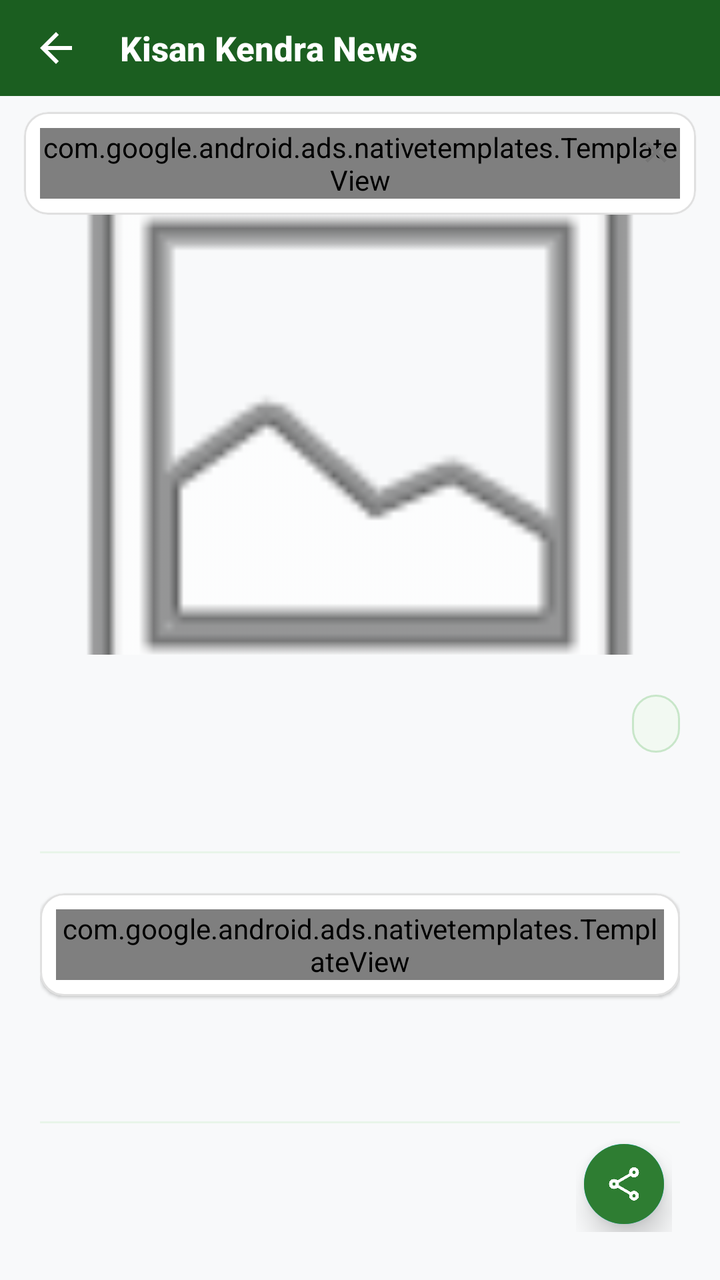
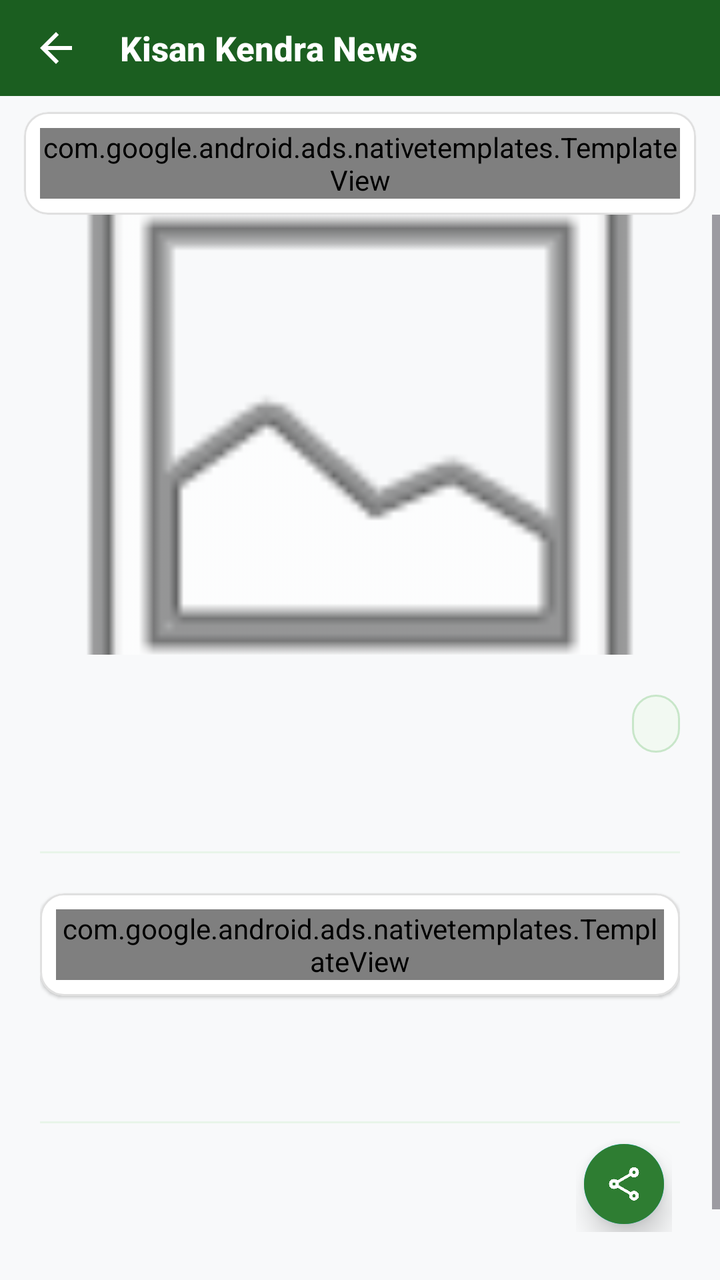

Before-and-after screenshots of an Android layout around one commit, followed by the original layout XML and the change that was made.
<!-- AndroidManifest.xml: activity theme Theme_KisanKendra_NoActionBar -->
<!-- res/layout/activity_news_detail.xml -->
<?xml version="1.0" encoding="utf-8"?>
<androidx.coordinatorlayout.widget.CoordinatorLayout xmlns:android="http://schemas.android.com/apk/res/android"
    xmlns:app="http://schemas.android.com/apk/res-auto"
    xmlns:tools="http://schemas.android.com/tools"
    android:layout_width="match_parent"
    android:layout_height="match_parent"
    android:background="@color/bg_farmer_surface"
    tools:context=".NewsDetailActivity">

    <LinearLayout
        android:layout_width="match_parent"
        android:layout_height="match_parent"
        android:orientation="vertical">

    
    <com.google.android.material.appbar.MaterialToolbar
        android:id="@+id/toolbarDetail"
        android:layout_width="match_parent"
        android:layout_height="48dp"
        android:background="#1B5E20"
        app:navigationIcon="@drawable/ic_arrow_back"
        app:navigationIconTint="@android:color/white"
        app:title="Kisan Kendra News"
        app:titleTextAppearance="@style/ToolbarSecondaryTitleStyle"
        app:titleTextColor="@android:color/white" />

    
    <com.google.android.material.card.MaterialCardView
        android:id="@+id/cardTopArticleAd"
        android:layout_width="match_parent"
        android:layout_height="wrap_content"
        android:layout_marginHorizontal="12dp"
        android:layout_marginTop="8dp"
        app:cardBackgroundColor="@color/white"
        app:cardCornerRadius="12dp"
        app:cardElevation="1dp"
        app:strokeColor="#E0E0E0"
        app:strokeWidth="1dp">

        <FrameLayout
            android:layout_width="match_parent"
            android:layout_height="wrap_content">

            <LinearLayout
                android:layout_width="match_parent"
                android:layout_height="wrap_content"
                android:gravity="center"
                android:orientation="vertical"
                android:padding="8dp">

                <com.google.android.ads.nativetemplates.TemplateView
                    android:id="@+id/adTopArticleTemplate"
                    android:layout_width="match_parent"
                    android:layout_height="wrap_content"
                    app:gnt_template_type="@layout/gnt_medium_template_view" />
            </LinearLayout>

            
            <ImageButton
                android:id="@+id/btnCloseTopAd"
                android:layout_width="28dp"
                android:layout_height="28dp"
                android:layout_gravity="top|end"
                android:layout_marginTop="6dp"
                android:layout_marginEnd="6dp"
                android:background="?attr/selectableItemBackgroundBorderless"
                android:contentDescription="Close Ad"
                android:padding="5dp"
                android:scaleType="fitCenter"
                android:src="@drawable/ic_close"
                app:tint="#757575" />
        </FrameLayout>
    </com.google.android.material.card.MaterialCardView>

    <ScrollView
        android:layout_width="match_parent"
        android:layout_height="0dp"
        android:layout_weight="1"
        android:fillViewport="true">

        <LinearLayout
            android:layout_width="match_parent"
            android:layout_height="wrap_content"
            android:orientation="vertical">

            
            <FrameLayout
                android:layout_width="match_parent"
                android:layout_height="220dp">

                <ImageView
                    android:id="@+id/ivDetailImage"
                    android:layout_width="match_parent"
                    android:layout_height="match_parent"
                    android:contentDescription="Featured Image"
                    android:scaleType="centerCrop"
                    android:src="@android:drawable/ic_menu_gallery" />


            </FrameLayout>

            
            <LinearLayout
                android:layout_width="match_parent"
                android:layout_height="wrap_content"
                android:orientation="vertical"
                android:padding="20dp">

                
                <LinearLayout
                    android:layout_width="match_parent"
                    android:layout_height="wrap_content"
                    android:layout_marginBottom="8dp"
                    android:gravity="center_vertical"
                    android:orientation="horizontal">

                    <TextView
                        android:id="@+id/tvDetailDate"
                        android:layout_width="0dp"
                        android:layout_height="wrap_content"
                        android:layout_weight="1"
                        android:textColor="?android:attr/textColorSecondary"
                        android:textSize="14sp" />

                    <TextView
                        android:id="@+id/tvDetailCategory"
                        android:layout_width="wrap_content"
                        android:layout_height="wrap_content"
                        android:background="@drawable/bg_badge_green"
                        android:paddingHorizontal="12dp"
                        android:paddingVertical="5dp"
                        android:textColor="@color/farmer_green_dark"
                        android:textSize="14sp"
                        android:textStyle="bold" />
                </LinearLayout>

                
                <TextView
                    android:id="@+id/tvDetailTitle"
                    android:layout_width="match_parent"
                    android:layout_height="wrap_content"
                    android:textColor="@color/farmer_green_title"
                    android:textSize="22sp"
                    android:textStyle="bold" />

                <View
                    android:layout_width="match_parent"
                    android:layout_height="1dp"
                    android:layout_marginTop="12dp"
                    android:layout_marginBottom="12dp"
                    android:background="@color/green_light" />

                
                <com.google.android.material.card.MaterialCardView
                    android:layout_width="match_parent"
                    android:layout_height="wrap_content"
                    android:layout_marginVertical="8dp"
                    app:cardBackgroundColor="@color/white"
                    app:cardCornerRadius="12dp"
                    app:cardElevation="1dp"
                    app:strokeColor="#E0E0E0"
                    app:strokeWidth="1dp">

                    <LinearLayout
                        android:layout_width="match_parent"
                        android:layout_height="wrap_content"
                        android:gravity="center"
                        android:orientation="vertical"
                        android:padding="8dp">

                        <com.google.android.ads.nativetemplates.TemplateView
                            android:id="@+id/adInArticleTemplate"
                            android:layout_width="match_parent"
                            android:layout_height="wrap_content"
                            app:gnt_template_type="@layout/gnt_medium_template_view" />
                    </LinearLayout>
                </com.google.android.material.card.MaterialCardView>

                
                <TextView
                    android:id="@+id/tvDetailDescriptionPart1"
                    android:layout_width="match_parent"
                    android:layout_height="wrap_content"
                    android:layout_marginTop="8dp"
                    android:lineSpacingExtra="8dp"
                    android:textColor="?android:attr/textColorPrimary"
                    android:textSize="17sp" />

                
                <com.google.android.material.card.MaterialCardView
                    android:id="@+id/cardMidArticleAd"
                    android:layout_width="match_parent"
                    android:layout_height="wrap_content"
                    android:layout_marginVertical="12dp"
                    app:cardBackgroundColor="@color/white"
                    app:cardCornerRadius="12dp"
                    app:cardElevation="1dp"
                    app:strokeColor="#E0E0E0"
                    app:strokeWidth="1dp"
                    android:visibility="gone">

                    <LinearLayout
                        android:layout_width="match_parent"
                        android:layout_height="wrap_content"
                        android:gravity="center"
                        android:orientation="vertical"
                        android:padding="8dp">

                        <com.google.android.ads.nativetemplates.TemplateView
                            android:id="@+id/adMidArticleTemplate"
                            android:layout_width="match_parent"
                            android:layout_height="wrap_content"
                            app:gnt_template_type="@layout/gnt_medium_template_view" />
                    </LinearLayout>
                </com.google.android.material.card.MaterialCardView>

                
                <TextView
                    android:id="@+id/tvDetailDescriptionPart2"
                    android:layout_width="match_parent"
                    android:layout_height="wrap_content"
                    android:layout_marginTop="4dp"
                    android:lineSpacingExtra="8dp"
                    android:textColor="?android:attr/textColorPrimary"
                    android:textSize="17sp"
                    android:visibility="gone" />

                
                <View
                    android:layout_width="match_parent"
                    android:layout_height="1dp"
                    android:layout_marginTop="24dp"
                    android:layout_marginBottom="16dp"
                    android:background="@color/green_light" />

                
                <LinearLayout
                    android:id="@+id/layoutRelatedNewsSection"
                    android:layout_width="match_parent"
                    android:layout_height="wrap_content"
                    android:orientation="vertical"
                    android:visibility="gone">

                    <TextView
                        android:id="@+id/tvRelatedNewsHeader"
                        android:layout_width="wrap_content"
                        android:layout_height="wrap_content"
                        android:layout_marginBottom="8dp"
                        android:text="Related News"
                        android:textColor="@color/farmer_green_dark"
                        android:textSize="18sp"
                        android:textStyle="bold" />

                    <androidx.recyclerview.widget.RecyclerView
                        android:id="@+id/rvRelatedNews"
                        android:layout_width="match_parent"
                        android:layout_height="wrap_content"
                        android:nestedScrollingEnabled="false" />

                    <View
                        android:layout_width="match_parent"
                        android:layout_height="1dp"
                        android:layout_marginTop="16dp"
                        android:layout_marginBottom="16dp"
                        android:background="@color/green_light" />

                    
                    <com.google.android.material.card.MaterialCardView
                        android:layout_width="match_parent"
                        android:layout_height="wrap_content"
                        android:layout_marginVertical="12dp"
                        app:cardBackgroundColor="@color/white"
                        app:cardCornerRadius="12dp"
                        app:cardElevation="1dp"
                        app:strokeColor="#E0E0E0"
                        app:strokeWidth="1dp">

                        <LinearLayout
                            android:layout_width="match_parent"
                            android:layout_height="wrap_content"
                            android:gravity="center"
                            android:orientation="vertical"
                            android:padding="8dp">

                            <com.google.android.ads.nativetemplates.TemplateView
                                android:id="@+id/adBottomArticleTemplate"
                                android:layout_width="match_parent"
                                android:layout_height="wrap_content"
                                app:gnt_template_type="@layout/gnt_medium_template_view" />
                        </LinearLayout>
                    </com.google.android.material.card.MaterialCardView>
                </LinearLayout>

                
                <LinearLayout
                    android:id="@+id/layoutLatestNewsSection"
                    android:layout_width="match_parent"
                    android:layout_height="wrap_content"
                    android:orientation="vertical"
                    android:visibility="gone">

                    <TextView
                        android:id="@+id/tvLatestNewsHeader"
                        android:layout_width="wrap_content"
                        android:layout_height="wrap_content"
                        android:layout_marginBottom="8dp"
                        android:text="Latest News"
                        android:textColor="@color/farmer_green_dark"
                        android:textSize="18sp"
                        android:textStyle="bold" />

                    <androidx.recyclerview.widget.RecyclerView
                        android:id="@+id/rvLatestNews"
                        android:layout_width="match_parent"
                        android:layout_height="wrap_content"
                        android:nestedScrollingEnabled="false" />
                </LinearLayout>

            </LinearLayout>
        </LinearLayout>
    </ScrollView>

    </LinearLayout>

    <FrameLayout
        android:id="@+id/btnShareNewsDetail"
        android:layout_width="48dp"
        android:layout_height="48dp"
        android:layout_gravity="bottom|end"
        android:layout_marginEnd="24dp"
        android:layout_marginBottom="24dp"
        android:background="?attr/selectableItemBackgroundBorderless"
        android:clickable="true"
        android:focusable="true"
        android:contentDescription="Share News Article">

        <View
            android:id="@+id/viewPulseRingNewsDetail"
            android:layout_width="40dp"
            android:layout_height="40dp"
            android:layout_gravity="center"
            android:background="@drawable/bg_pulse_ring" />

        <LinearLayout
            android:layout_width="40dp"
            android:layout_height="40dp"
            android:layout_gravity="center"
            android:background="@drawable/bg_compact_circle"
            android:gravity="center"
            android:elevation="8dp">

            <ImageView
                android:layout_width="20dp"
                android:layout_height="20dp"
                android:src="@drawable/ic_compact_share"
                android:contentDescription="Share Icon" />
        </LinearLayout>
    </FrameLayout>

</androidx.coordinatorlayout.widget.CoordinatorLayout>
<!-- res/layout/gnt_medium_template_view.xml (included above) -->
<?xml version="1.0" encoding="utf-8"?>
<merge xmlns:tools="http://schemas.android.com/tools"
    xmlns:app="http://schemas.android.com/apk/res-auto"
    xmlns:android="http://schemas.android.com/apk/res/android">
  <com.google.android.gms.ads.nativead.NativeAdView
      android:layout_height="350dp"
      android:layout_width="match_parent"
      android:id="@+id/native_ad_view"
      android:background="@drawable/gnt_outline_shape"
      >
    <androidx.constraintlayout.widget.ConstraintLayout
        android:layout_width="match_parent"
        android:layout_height="match_parent"
        app:layout_constraintEnd_toEndOf="parent"
        app:layout_constraintStart_toStartOf="parent"
        app:layout_constraintTop_toTopOf="parent"
        app:layout_constraintBottom_toBottomOf="parent"
        android:layout_centerInParent="true"
        android:padding="5dp"
        android:id="@+id/background"
        >

      <com.google.android.gms.ads.nativead.MediaView
          android:id="@+id/media_view"
          android:layout_margin="@dimen/gnt_no_size"
          android:layout_width="match_parent"
          android:layout_height="200dp"
          android:layout_marginTop="@dimen/gnt_no_margin"
          app:layout_constraintEnd_toEndOf="parent"
          app:layout_constraintStart_toStartOf="parent"
          app:layout_constraintTop_toTopOf="parent"
          app:layout_constraintBottom_toTopOf="@id/middle"
          />

      <androidx.constraintlayout.widget.ConstraintLayout
          android:layout_height="60dp"
          android:layout_marginTop="@dimen/gnt_small_margin"
          android:layout_width="match_parent"
          app:layout_constraintEnd_toEndOf="parent"
          app:layout_constraintStart_toStartOf="parent"
          app:layout_constraintTop_toBottomOf="@id/media_view"
          app:layout_constraintBottom_toTopOf="@+id/body"
          android:id="@+id/middle"
          >
        <androidx.constraintlayout.widget.ConstraintLayout

            android:layout_width="@dimen/gnt_no_size"
            android:layout_height="@dimen/gnt_no_size"
            app:layout_constraintEnd_toEndOf="parent"
            app:layout_constraintStart_toStartOf="parent"
            app:layout_constraintTop_toTopOf="parent"
            app:layout_constraintBottom_toBottomOf="parent"
            android:orientation="horizontal"
            >
          <ImageView
              android:id="@+id/icon"
              android:layout_width="0dp"
              android:layout_weight="0"
              android:layout_height="match_parent"
              android:layout_marginTop="@dimen/gnt_no_margin"
              android:layout_marginStart="@dimen/gnt_default_margin"
              android:layout_marginBottom="@dimen/gnt_no_margin"
              android:layout_marginEnd="@dimen/gnt_no_margin"
              app:layout_constraintDimensionRatio="H,1:1"
              android:scaleType="fitCenter"
              app:layout_constraintStart_toStartOf="parent"
              app:layout_constraintTop_toTopOf="parent"
              app:layout_constraintBottom_toBottomOf="parent"
              app:layout_constraintEnd_toStartOf="@id/content"
              />
          <androidx.constraintlayout.widget.ConstraintLayout
              android:layout_width="@dimen/gnt_no_size"
              android:layout_height="@dimen/gnt_no_size"
              android:orientation="vertical"
              android:id="@+id/content"
              android:layout_marginStart="@dimen/gnt_default_margin"
              android:layout_marginLeft="@dimen/gnt_default_margin"
              app:layout_constraintBottom_toBottomOf="parent"
              app:layout_constraintStart_toEndOf="@id/icon"
              app:layout_constraintEnd_toEndOf="parent"
              app:layout_constraintTop_toTopOf="parent"
              >
            <LinearLayout
                android:id="@+id/headline"
                android:orientation="horizontal"
                android:layout_width="match_parent"
                android:layout_height="@dimen/gnt_no_size"
                android:layout_weight="0.5"
                android:gravity="left"
                android:background="@android:color/transparent"
                app:layout_constraintBottom_toTopOf="@+id/row_two"
                app:layout_constraintEnd_toEndOf="parent"
                app:layout_constraintStart_toStartOf="parent"
                app:layout_constraintTop_toTopOf="parent"
                >

              <TextView
                  android:id="@+id/primary"
                  android:background="@color/gnt_white"
                  android:textStyle="bold"
                  android:textSize="@dimen/gnt_text_size_large"
                  android:textColor="@color/gnt_gray"
                  android:lines="1"
                  android:layout_height="match_parent"
                  android:layout_width="wrap_content"
                  android:layout_marginTop="@dimen/gnt_no_margin"
                  android:layout_marginBottom="@dimen/gnt_no_margin"
                  android:layout_marginStart="@dimen/gnt_no_margin"
                  android:layout_marginEnd="@dimen/gnt_no_margin"
                  app:layout_constraintBottom_toBottomOf="parent"
                  app:layout_constraintEnd_toEndOf="parent"
                  app:layout_constraintStart_toEndOf="parent"
                  app:layout_constraintTop_toTopOf="parent"
                  ></TextView>
            </LinearLayout>
            <LinearLayout
                android:id="@+id/row_two"
                android:orientation="horizontal"
                android:layout_width="match_parent"
                android:layout_height="@dimen/gnt_no_size"
                android:layout_weight="0.5"
                app:layout_constraintBottom_toBottomOf="parent"
                app:layout_constraintEnd_toEndOf="parent"
                app:layout_constraintStart_toStartOf="parent"
                app:layout_constraintTop_toBottomOf="@id/headline"
                >
              <TextView
                  android:background="@drawable/gnt_rounded_corners_shape"
                  android:layout_width="@dimen/gnt_ad_indicator_width"
                  android:gravity="center"
                  android:id="@+id/ad_notification_view"
                  android:layout_height="@dimen/gnt_ad_indicator_height"
                  android:layout_marginTop="@dimen/gnt_ad_indicator_top_margin"
                  android:layout_marginStart="@dimen/gnt_no_margin"
                  android:layout_marginEnd="@dimen/gnt_default_margin"
                  android:text="Ad"
                  android:textColor="@color/gnt_ad_green"
                  android:textStyle="bold"
                  android:textSize="@dimen/gnt_ad_indicator_text_size"
                  app:layout_constraintBottom_toBottomOf="parent"
                  app:layout_constraintStart_toStartOf="parent"
                  app:layout_constraintTop_toTopOf="parent"
                  >
              </TextView>
              <RatingBar
                  android:id="@+id/rating_bar"
                  android:background="@android:color/transparent"
                  android:layout_width="wrap_content"
                  android:layout_height="wrap_content"
                  android:textSize="@dimen/gnt_text_size_small"
                  android:textColor="@color/gnt_gray"
                  android:numStars="5"
                  android:stepSize="0.1"
                  android:lines="1"
                  android:layout_marginTop="@dimen/gnt_no_margin"
                  android:layout_marginBottom="@dimen/gnt_no_margin"
                  android:layout_marginStart="@dimen/gnt_no_margin"
                  android:layout_marginEnd="@dimen/gnt_no_margin"
                  app:layout_constraintBottom_toBottomOf="parent"
                  app:layout_constraintEnd_toEndOf="parent"
                  app:layout_constraintStart_toEndOf="@id/ad_notification_view"
                  app:layout_constraintTop_toTopOf="parent"
                  style="?android:attr/ratingBarStyleSmall">

              </RatingBar>
              <TextView
                  android:id="@+id/secondary"
                  android:background="@color/gnt_white"
                  android:layout_width="wrap_content"
                  android:layout_height="match_parent"
                  android:gravity="top"
                  android:textSize="@dimen/gnt_text_size_small"
                  android:textColor="@color/gnt_gray"
                  android:lines="1"
                  android:layout_marginTop="@dimen/gnt_no_margin"
                  android:layout_marginBottom="@dimen/gnt_no_margin"
                  android:layout_marginStart="@dimen/gnt_no_margin"
                  android:layout_marginEnd="@dimen/gnt_no_margin"
                  app:layout_constraintBottom_toBottomOf="parent"
                  app:layout_constraintEnd_toEndOf="parent"
                  app:layout_constraintStart_toEndOf="@id/ad_notification_view"
                  app:layout_constraintTop_toTopOf="parent"
                  ></TextView>

            </LinearLayout>


          </androidx.constraintlayout.widget.ConstraintLayout>


        </androidx.constraintlayout.widget.ConstraintLayout>
      </androidx.constraintlayout.widget.ConstraintLayout>
      <TextView
          android:layout_width="match_parent"
          android:layout_margin="@dimen/gnt_no_size"
          android:layout_height="wrap_content"
          android:paddingBottom="@dimen/gnt_default_margin"
          android:paddingLeft="@dimen/gnt_default_margin"
          android:id="@+id/body"
          app:layout_constraintBottom_toTopOf="@+id/cta"
          app:layout_constraintEnd_toEndOf="parent"
          app:layout_constraintStart_toStartOf="parent"
          app:layout_constraintTop_toBottomOf="@id/middle"
          android:paddingStart="@dimen/gnt_default_margin"
          android:layout_marginBottom="@dimen/gnt_small_margin"
          />
      <androidx.appcompat.widget.AppCompatButton
          android:id="@+id/cta"
          android:layout_width="match_parent"
          android:layout_height="0dp"
          android:background="@color/gnt_blue"
          android:textColor="@color/gnt_white"
          android:layout_marginLeft="5dp"
          android:layout_marginRight="5dp"
          android:lines="1"
          android:gravity="center"
          app:layout_constraintBottom_toBottomOf="parent"
          app:layout_constraintEnd_toEndOf="parent"
          app:layout_constraintStart_toStartOf="parent"
          app:layout_constraintTop_toBottomOf="@id/body"
          app:layout_constraintHeight_min="35dp"
          />

    </androidx.constraintlayout.widget.ConstraintLayout>
  </com.google.android.gms.ads.nativead.NativeAdView>
</merge>
<!-- resources referenced by this layout -->
<resources>
  <color name="bg_farmer_surface">#F8F9FA</color>
  <color name="farmer_green_dark">#1B5E20</color>
  <color name="farmer_green_title">#1B5E20</color>
  <color name="gnt_ad_green">#3A6728</color>
  <color name="gnt_blue">#4285f4</color>
  <color name="gnt_gray">#808080</color>
  <color name="gnt_white">#FFFFFF</color>
  <color name="green_light">#E8F5E9</color>
  <color name="white">#FFFFFF</color>
  <dimen name="gnt_ad_indicator_height">20dp</dimen>
  <dimen name="gnt_ad_indicator_text_size">10sp</dimen>
  <dimen name="gnt_ad_indicator_top_margin">0dp</dimen>
  <dimen name="gnt_ad_indicator_width">25dp</dimen>
  <dimen name="gnt_default_margin">10dp</dimen>
  <dimen name="gnt_no_margin">0dp</dimen>
  <dimen name="gnt_no_size">0dp</dimen>
  <dimen name="gnt_small_margin">5dp</dimen>
  <dimen name="gnt_text_size_large">15sp</dimen>
  <dimen name="gnt_text_size_small">12sp</dimen>
  <!-- drawable bg_badge_green (drawable) -->
  <?xml version="1.0" encoding="utf-8"?>
  <shape xmlns:android="http://schemas.android.com/apk/res/android"
      android:shape="rectangle">
      <solid android:color="#F2F9F2" />
      <corners android:radius="16dp" />
      <stroke android:width="1dp" android:color="#C8E6C9" />
  </shape>
  <!-- drawable bg_compact_circle (drawable) -->
  <?xml version="1.0" encoding="utf-8"?>
  <shape xmlns:android="http://schemas.android.com/apk/res/android"
      android:shape="oval">
      <solid android:color="@color/farmer_green_primary" />
  </shape>
  <!-- drawable bg_pulse_ring (drawable) -->
  <?xml version="1.0" encoding="utf-8"?>
  <shape xmlns:android="http://schemas.android.com/apk/res/android"
      android:shape="oval">
      <solid android:color="#2500FF66" />
      <stroke
          android:width="2dp"
          android:color="#00E5FF" />
  </shape>
  <!-- drawable gnt_outline_shape (drawable) -->
  <?xml version="1.0" encoding="utf-8"?>
  <shape xmlns:android="http://schemas.android.com/apk/res/android" android:shape="rectangle" >
    <solid android:color="@color/gnt_white" />
    <stroke android:width="2dp" android:color="@color/gnt_outline"/>
  </shape>
  <!-- drawable ic_close (drawable) -->
  <vector xmlns:android="http://schemas.android.com/apk/res/android"
      android:width="24dp"
      android:height="24dp"
      android:viewportWidth="24"
      android:viewportHeight="24">
    <path
        android:fillColor="#FF000000"
        android:pathData="M19,6.41L17.59,5 12,10.59 6.41,5 5,6.41 10.59,12 5,17.59 6.41,19 12,13.41 17.59,19 19,17.59 13.41,12z"/>
  </vector>
  <style name="ToolbarSecondaryTitleStyle">
          <item name="android:textSize">17sp</item>
          <item name="android:textStyle">bold</item>
          <item name="android:fontFamily">sans-serif-medium</item>
      </style>
  <color name="farmer_green_primary">#2E7D32</color>
  <color name="gnt_outline">#E0E0E0</color>
  <!-- drawable bg_compact_popup (drawable) -->
  <?xml version="1.0" encoding="utf-8"?>
  <shape xmlns:android="http://schemas.android.com/apk/res/android"
      android:shape="rectangle">
      <solid android:color="#0F172A" />
      <corners android:radius="20dp" />
      <stroke
          android:width="1.5dp"
          android:color="#334155" />
  </shape>
  <style name="CompactPopupMenuTextAppearance" parent="TextAppearance.AppCompat.Widget.PopupMenu.Large">
          <item name="android:textColor">#FFFFFF</item>
          <item name="android:textSize">14sp</item>
      </style>
  <style name="CompactAutoCompleteTextView" parent="Widget.Material3.AutoCompleteTextView.OutlinedBox">
          <item name="android:popupBackground">@drawable/bg_compact_popup</item>
          <item name="android:textColor">#FFFFFF</item>
      </style>
  <style name="CompactDropDownListView" parent="Widget.AppCompat.ListView.DropDown">
          <item name="android:background">#242428</item>
          <item name="android:divider">#323236</item>
          <item name="android:dividerHeight">0.8dp</item>
          <item name="android:overScrollMode">never</item>
          <item name="android:scrollbars">vertical</item>
      </style>
  <!-- unchanged entries left out for length: 5 -->
</resources>

<!-- the commit's change to res/layout/activity_news_detail.xml (unified diff, before → after) -->
@@ -37,51 +37,34 @@
         app:strokeColor="#E0E0E0"
         app:strokeWidth="1dp">
 
-        <FrameLayout
+        <LinearLayout
             android:layout_width="match_parent"
-            android:layout_height="wrap_content">
-
-            <LinearLayout
+            android:layout_height="wrap_content"
+            android:gravity="center"
+            android:orientation="vertical"
+            android:padding="8dp">
+
+            <com.google.android.ads.nativetemplates.TemplateView
+                android:id="@+id/adTopArticleTemplate"
                 android:layout_width="match_parent"
                 android:layout_height="wrap_content"
-                android:gravity="center"
-                android:orientation="vertical"
-                android:padding="8dp">
-
-                <com.google.android.ads.nativetemplates.TemplateView
-                    android:id="@+id/adTopArticleTemplate"
-                    android:layout_width="match_parent"
-                    android:layout_height="wrap_content"
-                    app:gnt_template_type="@layout/gnt_medium_template_view" />
-            </LinearLayout>
-
-            
-            <ImageButton
-                android:id="@+id/btnCloseTopAd"
-                android:layout_width="28dp"
-                android:layout_height="28dp"
-                android:layout_gravity="top|end"
-                android:layout_marginTop="6dp"
-                android:layout_marginEnd="6dp"
-                android:background="?attr/selectableItemBackgroundBorderless"
-                android:contentDescription="Close Ad"
-                android:padding="5dp"
-                android:scaleType="fitCenter"
-                android:src="@drawable/ic_close"
-                app:tint="#757575" />
-        </FrameLayout>
+                app:gnt_template_type="@layout/gnt_medium_template_view" />
+        </LinearLayout>
     </com.google.android.material.card.MaterialCardView>
 
     <ScrollView
         android:layout_width="match_parent"
         android:layout_height="0dp"
         android:layout_weight="1"
+        android:clipToPadding="false"
         android:fillViewport="true">
 
         <LinearLayout
             android:layout_width="match_parent"
             android:layout_height="wrap_content"
-            android:orientation="vertical">
+            android:clipToPadding="false"
+            android:orientation="vertical"
+            android:paddingBottom="80dp">
 
             
             <FrameLayout
<!-- resource entries referenced after the edit -->
@@ -48,16 +48,6 @@
     <solid android:color="@color/gnt_white" />
     <stroke android:width="2dp" android:color="@color/gnt_outline"/>
   </shape>
-  <!-- drawable ic_close (drawable) -->
-  <vector xmlns:android="http://schemas.android.com/apk/res/android"
-      android:width="24dp"
-      android:height="24dp"
-      android:viewportWidth="24"
-      android:viewportHeight="24">
-    <path
-        android:fillColor="#FF000000"
-        android:pathData="M19,6.41L17.59,5 12,10.59 6.41,5 5,6.41 10.59,12 5,17.59 6.41,19 12,13.41 17.59,19 19,17.59 13.41,12z"/>
-  </vector>
   <style name="ToolbarSecondaryTitleStyle">
           <item name="android:textSize">17sp</item>
           <item name="android:textStyle">bold</item>
